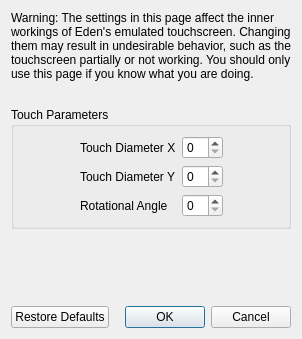
Before: the Qt Designer form src/yuzu/configuration/configure_touchscreen_advanced.ui in ddddng/Lichii, drawn with Qt 5.
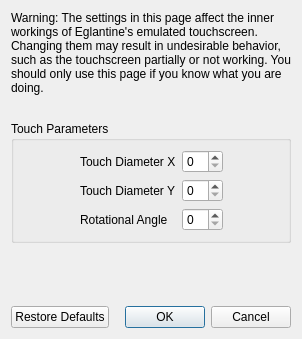
After: the same form once the commit is applied.

What changed in the file:
```diff
--- a/src/yuzu/configuration/configure_touchscreen_advanced.ui
+++ b/src/yuzu/configuration/configure_touchscreen_advanced.ui
@@ -23,7 +23,7 @@
       </size>
      </property>
      <property name="text">
-      <string>Warning: The settings in this page affect the inner workings of Eden's emulated touchscreen. Changing them may result in undesirable behavior, such as the touchscreen partially or not working. You should only use this page if you know what you are doing.</string>
+      <string>Warning: The settings in this page affect the inner workings of Eglantine's emulated touchscreen. Changing them may result in undesirable behavior, such as the touchscreen partially or not working. You should only use this page if you know what you are doing.</string>
      </property>
      <property name="wordWrap">
       <bool>true</bool>
```
